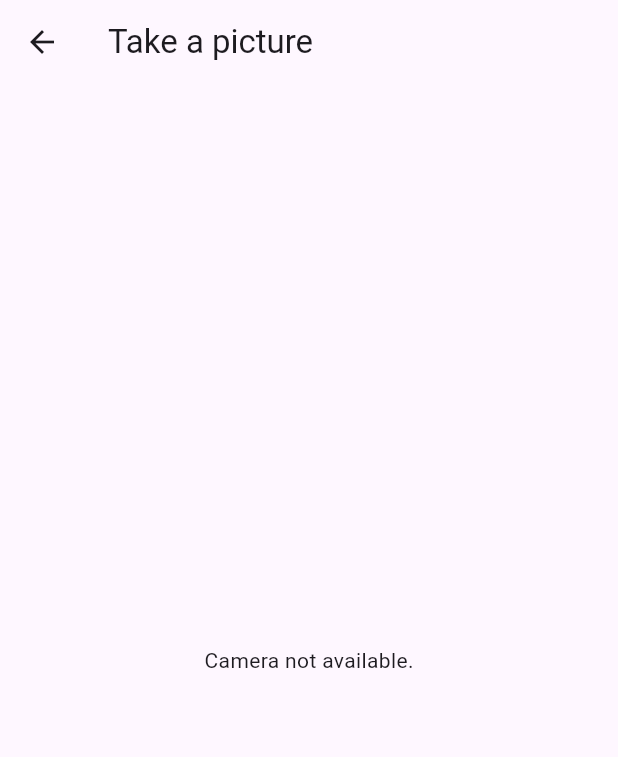
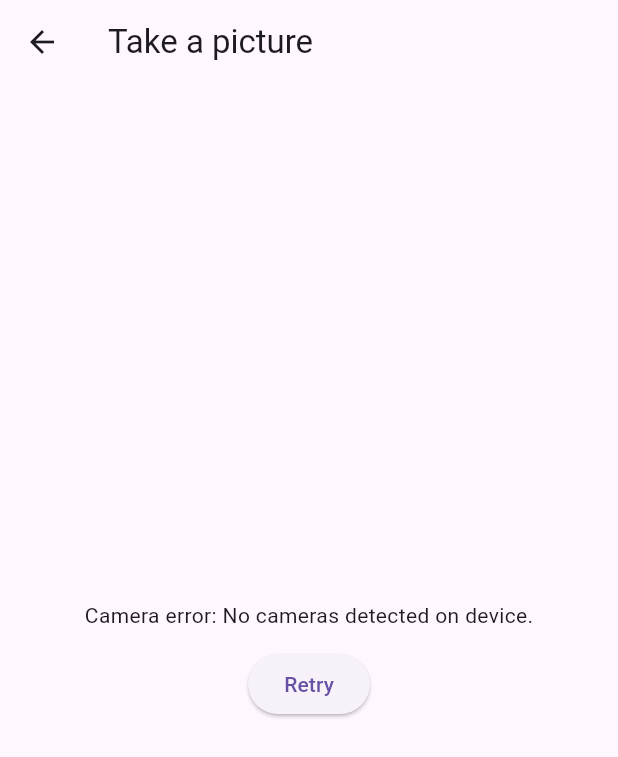
Before and after one commit to Pushkarjay/TechNova, a Flutter app: the CameraScreen screen opened directly with empty values, on a phone screen of 412 x 824 dp. Shown: the top 757 px of the screen. Run offline on Flutter 3.47's test engine with Material 3 defaults, Android fonts, the phone set to English and light mode, and no system bars; our stand-ins replace camera, cloud_firestore, flutter_dotenv, geolocator, permission_handler, sqflite; missing offline and left inert: cloudinary_public, tflite_flutter; accounts and stored records are empty.

Commit message:
Project updates (safe commit)

```diff
--- a/mobile/flutter_app/lib/screens/camera_screen.dart
+++ b/mobile/flutter_app/lib/screens/camera_screen.dart
@@ -1,12 +1,11 @@
 import 'package:flutter/material.dart';
 import 'package:camera/camera.dart';
-import 'package:path_provider/path_provider.dart';
-import 'package:path/path.dart';
+import 'package:permission_handler/permission_handler.dart';
 import 'review_screen.dart';
 
 class CameraScreen extends StatefulWidget {
   final List<CameraDescription> cameras;
-  CameraScreen({required this.cameras});
+  const CameraScreen({super.key, required this.cameras});
 
   @override
   _CameraScreenState createState() => _CameraScreenState();
@@ -15,16 +14,49 @@ class CameraScreen extends StatefulWidget {
 class _CameraScreenState extends State<CameraScreen> {
   CameraController? _controller;
   Future<void>? _initializeControllerFuture;
+  bool _permissionGranted = false;
+  String? _initError;
 
   @override
   void initState() {
     super.initState();
+    _checkAndInitCamera();
+  }
+
+  Future<void> _checkAndInitCamera() async {
+    // Check camera permission
+    final status = await Permission.camera.status;
+    if (!status.isGranted) {
+      final result = await Permission.camera.request();
+      if (!result.isGranted) {
+        setState(() {
+          _permissionGranted = false;
+        });
+        return;
+      }
+    }
+    setState(() {
+      _permissionGranted = true;
+    });
+
     if (widget.cameras.isNotEmpty) {
-      _controller = CameraController(
-        widget.cameras.first,
-        ResolutionPreset.medium,
-      );
-      _initializeControllerFuture = _controller!.initialize();
+      try {
+        _controller = CameraController(
+          widget.cameras.first,
+          ResolutionPreset.medium,
+        );
+        _initializeControllerFuture = _controller!.initialize();
+        await _initializeControllerFuture;
+        setState(() {});
+      } catch (e) {
+        setState(() {
+          _initError = e.toString();
+        });
+      }
+    } else {
+      setState(() {
+        _initError = 'No cameras detected on device.';
+      });
     }
   }
 
@@ -36,26 +68,64 @@ class _CameraScreenState extends State<CameraScreen> {
 
   @override
   Widget build(BuildContext context) {
+    if (!_permissionGranted) {
+      return Scaffold(
+        appBar: AppBar(title: const Text('Take a picture')),
+        body: Center(
+          child: Column(
+            mainAxisSize: MainAxisSize.min,
+            children: [
+              const Text('Camera permission is required.'),
+              const SizedBox(height: 12),
+              ElevatedButton(
+                onPressed: () => _checkAndInitCamera(),
+                child: const Text('Grant Permission'),
+              ),
+            ],
+          ),
+        ),
+      );
+    }
+
+    if (_initError != null) {
+      return Scaffold(
+        appBar: AppBar(title: const Text('Take a picture')),
+        body: Center(
+          child: Column(
+            mainAxisSize: MainAxisSize.min,
+            children: [
+              Text('Camera error: $_initError'),
+              const SizedBox(height: 12),
+              ElevatedButton(
+                onPressed: () => _checkAndInitCamera(),
+                child: const Text('Retry'),
+              ),
+            ],
+          ),
+        ),
+      );
+    }
+
     if (_controller == null || !_controller!.value.isInitialized) {
       return Scaffold(
-        appBar: AppBar(title: Text('Take a picture')),
-        body: Center(child: Text('Camera not available.')),
+        appBar: AppBar(title: const Text('Take a picture')),
+        body: const Center(child: CircularProgressIndicator()),
       );
     }
     return Scaffold(
-      appBar: AppBar(title: Text('Take a picture')),
+      appBar: AppBar(title: const Text('Take a picture')),
       body: FutureBuilder<void>(
         future: _initializeControllerFuture,
         builder: (context, snapshot) {
           if (snapshot.connectionState == ConnectionState.done) {
             return CameraPreview(_controller!);
           } else {
-            return Center(child: CircularProgressIndicator());
+            return const Center(child: CircularProgressIndicator());
           }
         },
       ),
       floatingActionButton: FloatingActionButton(
-        child: Icon(Icons.camera_alt),
+        child: const Icon(Icons.camera_alt),
         onPressed: () async {
           try {
             await _initializeControllerFuture;
--- a/mobile/flutter_app/lib/screens/home_screen.dart
+++ b/mobile/flutter_app/lib/screens/home_screen.dart
@@ -4,14 +4,12 @@ import 'camera_screen.dart';
 
 class HomeScreen extends StatelessWidget {
   final List<CameraDescription>? cameras;
-  HomeScreen({this.cameras});
+  const HomeScreen({super.key, this.cameras});
 
   @override
   Widget build(BuildContext context) {
     return Scaffold(
-      appBar: AppBar(
-        title: Text('Billboard Tipper'),
-      ),
+      appBar: AppBar(title: const Text('Billboard Tipper')),
       body: Center(
         child: Column(
           mainAxisAlignment: MainAxisAlignment.center,
@@ -27,11 +25,11 @@ class HomeScreen extends StatelessWidget {
                   );
                 } else {
                   ScaffoldMessenger.of(context).showSnackBar(
-                    SnackBar(content: Text('Cameras not available.'))
+                    const SnackBar(content: Text('Cameras not available.')),
                   );
                 }
               },
-              child: Text('Report a Billboard'),
+              child: const Text('Report a Billboard'),
             ),
           ],
         ),
--- a/mobile/flutter_app/lib/services/local_storage.dart
+++ b/mobile/flutter_app/lib/services/local_storage.dart
@@ -2,12 +2,12 @@ import 'package:sqflite/sqflite.dart';
 import 'package:path/path.dart';
 
 class LocalStorage {
-  static Database _database;
+  static Database? _database;
 
   Future<Database> get database async {
-    if (_database != null) return _database;
+    if (_database != null) return _database!;
     _database = await _initDB();
-    return _database;
+    return _database!;
   }
 
   _initDB() async {
--- a/mobile/flutter_app/lib/services/tfservice.dart
+++ b/mobile/flutter_app/lib/services/tfservice.dart
@@ -34,7 +34,6 @@ class TFLiteService {
 
   Uint8List _preprocessImage(img.Image image) {
     img.Image resizedImage = img.copyResize(image, width: 224, height: 224);
-    var imageBytes = resizedImage.getBytes();
     var buffer = Float32List(1 * 224 * 224 * 3);
     var bufferIndex = 0;
     for (var y = 0; y < resizedImage.height; y++) {
--- a/mobile/flutter_app/pubspec.yaml
+++ b/mobile/flutter_app/pubspec.yaml
@@ -14,7 +14,7 @@ dependencies:
   camera: ^0.10.6
   path_provider: ^2.0.1
   path: ^1.8.0
-  tflite_flutter: ^0.10.4
+  tflite_flutter: ^0.11.0
   geolocator: ^11.0.0
   permission_handler: ^11.0.0
   sqflite: ^2.2.0
@@ -23,10 +23,12 @@ dependencies:
   image_picker: ^1.0.0
   image: ^4.0.0
   cloudinary_public: ^0.23.0
+  flutter_dotenv: ^5.1.0
 
 dev_dependencies:
   flutter_test:
     sdk: flutter
+  flutter_lints: ^2.0.0
 
 flutter:
   uses-material-design: true
```
Also changed, not shown: mobile/flutter_app/lib/main.dart (+11 -0 lines), mobile/flutter_app/lib/screens/review_screen.dart (+7 -6 lines), mobile/flutter_app/lib/screens/settings_screen.dart (+4 -6 lines), mobile/flutter_app/lib/services/cloudinary_service.dart (added, +50 -0 lines), mobile/flutter_app/pubspec.lock, 8 other files.
